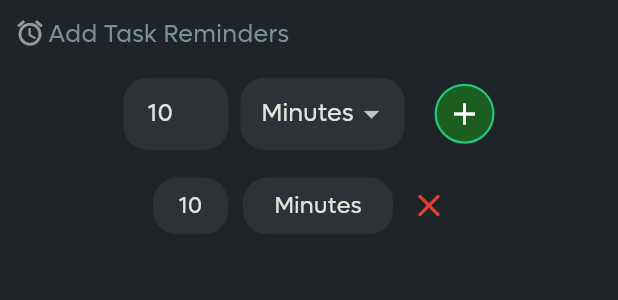
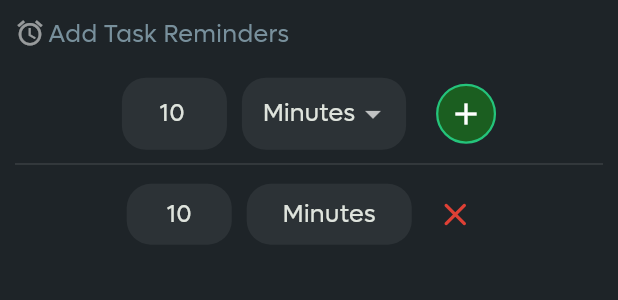
Before and after one commit to ZaynMeledath/turningpoint_tms, a Flutter app: what bottomSheet() shows on an empty page, opened directly with empty values, after a tap on the "add" icon, on a phone screen of 412 x 824 dp. Shown: the top 300 px of the screen. Run offline on Flutter 3.47's test engine with Material 3 defaults, Android fonts, the phone set to English and light mode, and no system bars; our stand-ins replace animated_bottom_navigation_bar, firebase_core, firebase_messaging, flutter_animate, flutter_screenutil, flutter_spinkit and 8 more; missing offline and left inert: record; accounts and stored records are empty; network calls fail; project files that could hold a hidden picture were left out.

Commit message:
reminder bottom sheet

```diff
--- a/lib/view/task_management/assign_task/dialogs/show_reminder_bottom_sheet.dart
+++ b/lib/view/task_management/assign_task/dialogs/show_reminder_bottom_sheet.dart
@@ -66,7 +66,7 @@ Widget bottomSheet({
                     children: [
                       //====================TextField and Dropdown====================//
                       reminderTextField(textController: textController),
-                      SizedBox(width: 8.w),
+                      SizedBox(width: 10.w),
                       reminderDropdown(
                         assignTaskController: assignTaskController,
                       ),
@@ -102,7 +102,15 @@ Widget bottomSheet({
                       ),
                     ],
                   ),
-                  SizedBox(height: reminderList.isEmpty ? 35.h : 15.h),
+                  SizedBox(height: 10.h),
+                  reminderList.isNotEmpty
+                      ? Container(
+                          width: double.maxFinite,
+                          height: 1,
+                          color: Colors.white12,
+                        )
+                      : SizedBox(height: 10.h),
+                  SizedBox(height: 10.h),
                   for (int i = 0; i < reminderList.length; i++)
                     addedReminderSegment(
                       assignTaskController: assignTaskController,
@@ -126,6 +134,7 @@ Widget reminderTextField({
     width: 70.w,
     child: TextField(
       controller: textController,
+      textAlign: TextAlign.center,
       maxLength: 2,
       keyboardType: TextInputType.number,
       decoration: InputDecoration(
@@ -214,8 +223,8 @@ Widget addedReminderSegment({
       mainAxisAlignment: MainAxisAlignment.center,
       children: [
         Container(
-          width: 50.w,
-          height: 42.h,
+          width: 70.w,
+          height: 45.h,
           decoration: BoxDecoration(
             borderRadius: BorderRadius.circular(16),
             color: AppColors.textFieldColor,
@@ -224,15 +233,16 @@ Widget addedReminderSegment({
             child: Text(
               reminder.time.toString(),
               style: TextStyle(
-                fontSize: 15.sp,
+                fontSize: 16.sp,
+                height: 1,
               ),
             ),
           ),
         ),
         SizedBox(width: 10.w),
         Container(
-          width: 100.w,
-          height: 42.h,
+          width: 110.w,
+          height: 45.h,
           decoration: BoxDecoration(
             borderRadius: BorderRadius.circular(16),
             color: AppColors.textFieldColor,
@@ -241,11 +251,13 @@ Widget addedReminderSegment({
             child: Text(
               reminder.unit.toString(),
               style: TextStyle(
-                fontSize: 15.sp,
+                fontSize: 16.sp,
+                height: 1,
               ),
             ),
           ),
         ),
+        SizedBox(width: 5.w),
         IconButton(
           onPressed: () {
             assignTaskController.reminderList.removeAt(reminderIndex);
--- a/pubspec.yaml
+++ b/pubspec.yaml
@@ -15,6 +15,7 @@ dependencies:
   animated_bottom_navigation_bar: ^1.3.3
   cupertino_icons: ^1.0.6
   dropdown_search: ^5.0.6
+  file_picker: ^8.1.2
   firebase_core: ^3.3.0
   firebase_messaging: ^15.0.4
   fl_chart: ^0.68.0
```
